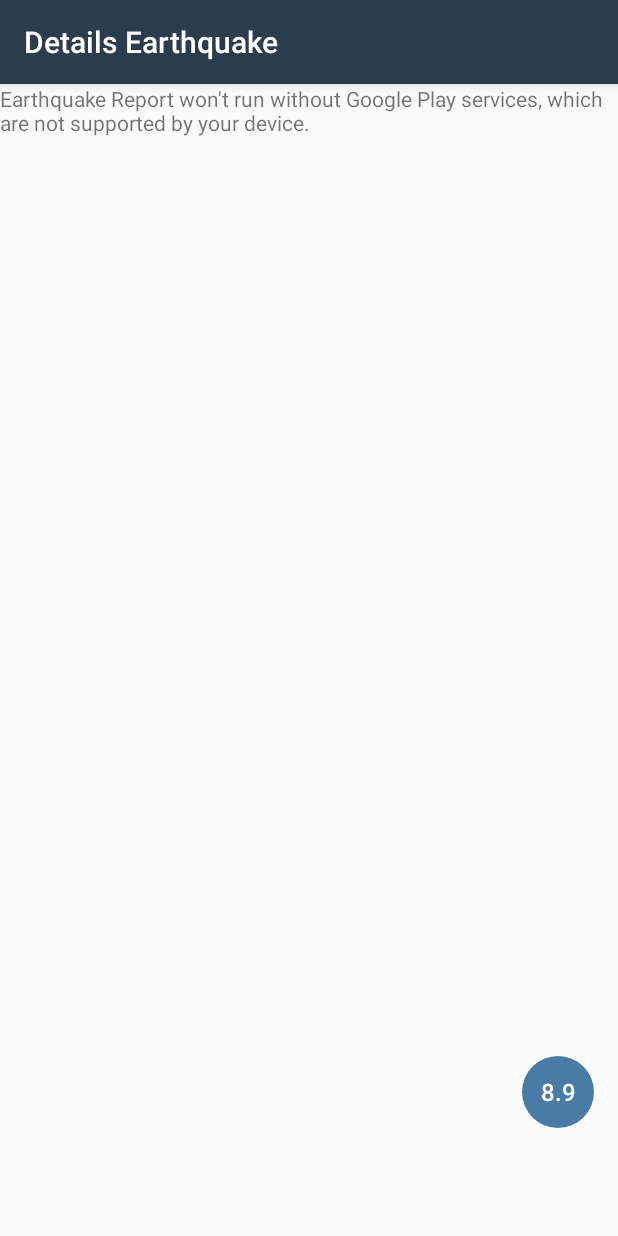
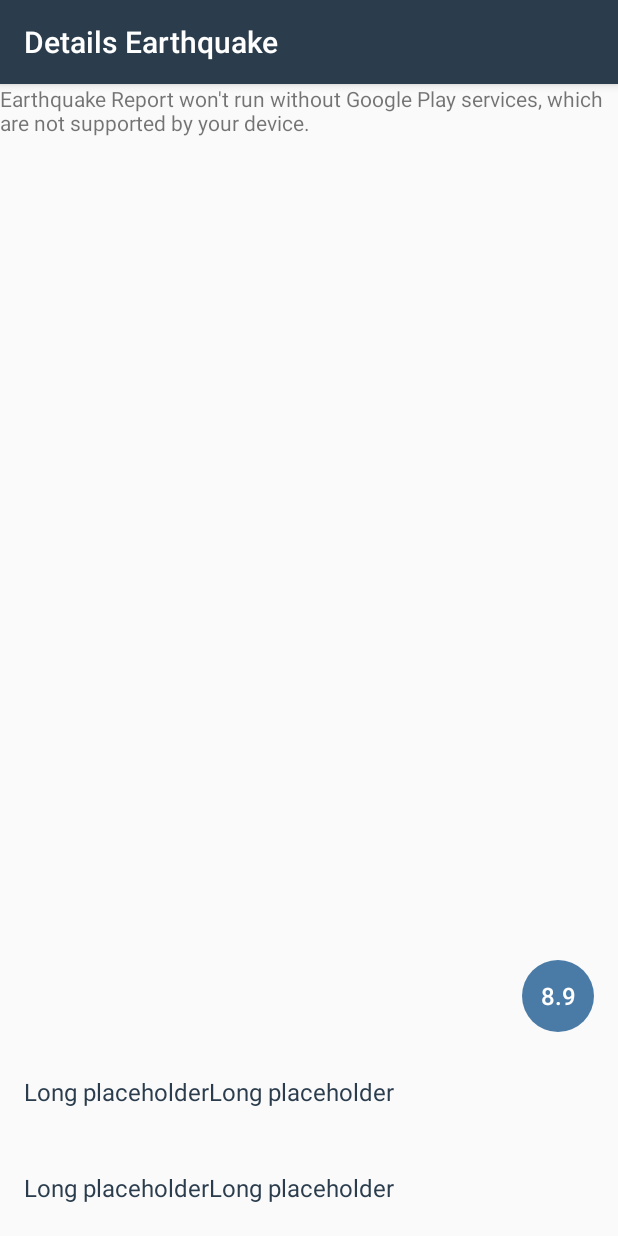
Before and after one commit to fdepedis/Earthquake, an Android app: the DetailEarthquakeActivity screen opened directly, with no data from a screen before it, on a phone screen of 412 x 824 dp. Run offline under Robolectric (Android 15) with nearby library versions, the phone set to English and light mode, and no system bars; our stand-ins replace ButterKnife.

Commit message:
Implement ViewBinding

```diff
--- a/app/build.gradle
+++ b/app/build.gradle
@@ -20,7 +20,9 @@ android {
         }
     }
 
-    dataBinding.enabled = true
+    buildFeatures {
+        viewBinding true
+    }
 }
 
 dependencies {
--- a/app/src/main/java/it/fdepedis/earthquake/activity/DetailEarthquakeActivity.java
+++ b/app/src/main/java/it/fdepedis/earthquake/activity/DetailEarthquakeActivity.java
@@ -1,15 +1,16 @@
 package it.fdepedis.earthquake.activity;
 
 import androidx.appcompat.app.AppCompatActivity;
-import androidx.databinding.DataBindingUtil;
 import butterknife.ButterKnife;
 import it.fdepedis.earthquake.R;
+import it.fdepedis.earthquake.databinding.ActivityDetailEarthquakeBinding;
 import it.fdepedis.earthquake.model.FeatureBean;
 import it.fdepedis.earthquake.utils.Utils;
 
 import android.graphics.drawable.GradientDrawable;
 import android.os.Bundle;
 import android.util.Log;
+import android.view.View;
 import android.widget.TextView;
 
 import com.google.android.gms.maps.CameraUpdateFactory;
@@ -33,30 +34,20 @@ public class DetailEarthquakeActivity extends AppCompatActivity implements Seria
     private String originalLocation;
     private String[] parts;
     private String textTitle = null;
-
-//    @BindView(R.id.dt_place_primary)
-    TextView txtPrimaryPlaceDetail;
-    //    @BindView(R.id.dt_place_loc_offset)
-    TextView txtOffsetPlaceDetail;
-    //@BindView(R.id.dt_magnitude)
-    TextView magnitudeDetail;
-/*    private ActivityDetailBinding mDetailBinding;*/
+    private ActivityDetailEarthquakeBinding mBinding;
 
     @Override
     protected void onCreate(Bundle savedInstanceState) {
         super.onCreate(savedInstanceState);
 
-        /*mDetailBinding = DataBindingUtil.setContentView(this, R.layout.activity_detail_earthquake);*/
-        setContentView(R.layout.activity_detail_earthquake);
-        //ButterKnife.bind(this);
+        // ViewBinding
+        mBinding = ActivityDetailEarthquakeBinding.inflate(getLayoutInflater());
+        View view = mBinding.getRoot();
+        setContentView(view);
 
         SupportMapFragment mapFragment = (SupportMapFragment) getSupportFragmentManager()
                 .findFragmentById(R.id.map);
         mapFragment.getMapAsync(this);
-
-        txtPrimaryPlaceDetail = findViewById(R.id.dt_place_primary);
-        txtOffsetPlaceDetail = findViewById(R.id.dt_place_loc_offset);
-        magnitudeDetail = findViewById(R.id.dt_magnitude);
 
         if (getIntent().hasExtra("position")) {
 
@@ -83,14 +74,14 @@ public class DetailEarthquakeActivity extends AppCompatActivity implements Seria
                 textTitle = parts[1];
             }
             setTitle(textTitle);
-            txtPrimaryPlaceDetail.setText(parts[0]);
-            txtOffsetPlaceDetail.setText(parts[1]);
+            mBinding.dtPlacePrimary.setText(parts[0]);
+            mBinding.dtPlaceLocOffset.setText(parts[1]);
 
             /** Format Magnitude */
             String formatMagnitude = Utils.formatMagnitude(feature.getPropertiesBean().getMag());
-            magnitudeDetail.setText(formatMagnitude);
+            mBinding.dtMagnitude.setText(formatMagnitude);
 
-            GradientDrawable magnitudeCircle = (GradientDrawable) magnitudeDetail.getBackground();
+            GradientDrawable magnitudeCircle = (GradientDrawable) mBinding.dtMagnitude.getBackground();
             int magnitudeColor = Utils.getMagnitudeColor(this, feature.getPropertiesBean().getMag());
             magnitudeCircle.setColor(magnitudeColor);
 
--- a/app/src/main/res/layout/activity_detail_earthquake.xml
+++ b/app/src/main/res/layout/activity_detail_earthquake.xml
@@ -28,6 +28,7 @@
                 android:layout_width="match_parent"
                 android:layout_height="?android:attr/listPreferredItemHeight"
                 android:layout_weight="1"
+                android:gravity="center_vertical"
                 android:orientation="vertical">
 
                 <TextView
@@ -67,23 +68,23 @@
 
             <TextView
                 android:id="@+id/dt_time_label"
-                android:layout_width="wrap_content"
-                android:layout_height="wrap_content"
-                android:ellipsize="end"
-                android:maxLines="1"
-                android:textColor="@color/textColorEarthquakeLocation"
-                android:textSize="16sp"
-                tools:text="Long placeholder" />
+                style="@style/TextBoxTheme"/>
 
             <TextView
                 android:id="@+id/dt_time_value"
-                android:layout_width="wrap_content"
-                android:layout_height="wrap_content"
-                android:ellipsize="end"
-                android:maxLines="1"
-                android:textColor="@color/textColorEarthquakeLocation"
-                android:textSize="16sp"
-                tools:text="Long placeholder " />
+                style="@style/TextBoxTheme" />
+
+        </LinearLayout>
+
+        <LinearLayout style="@style/DetailBoxTheme">
+
+            <TextView
+                android:id="@+id/dt_tipe_label"
+                style="@style/TextBoxTheme"/>
+
+            <TextView
+                android:id="@+id/dt_tipe_value"
+                style="@style/TextBoxTheme" />
 
         </LinearLayout>
 
--- a/app/src/main/res/values/strings.xml
+++ b/app/src/main/res/values/strings.xml
@@ -3,6 +3,9 @@
 <resources>
     <!-- Title for the application -->
     <string name="app_name">Earthquake Report</string>
+
+    <!-- String Placeholder -->
+    <string name="string_placeholder">Long placeholder</string>
 
     <!-- Default text to show with the earthquake location ("Near the Pacific-Antarctic Ridge")
          if no specific kilometer distance from the primary location is given -->
--- a/app/src/main/res/values/styles.xml
+++ b/app/src/main/res/values/styles.xml
@@ -18,6 +18,7 @@
         <item name="android:layout_width">match_parent</item>
         <item name="android:layout_height">?android:attr/listPreferredItemHeight</item>
         <item name="android:orientation">horizontal</item>
+        <item name="android:gravity">center_vertical</item>
         <item name="android:paddingStart">@dimen/detail_padding</item>
         <item name="android:paddingLeft">@dimen/detail_padding</item>
         <item name="android:paddingEnd">@dimen/detail_padding</item>
@@ -34,4 +35,16 @@
         <item name="android:textSize">16sp</item>
         <item name="android:text">8.9</item>
     </style>
+
+    <!-- Magnitude Box Theme -->
+    <style name="TextBoxTheme" parent="Theme.AppCompat.NoActionBar">
+        <item name="android:layout_width">wrap_content</item>
+        <item name="android:layout_height">wrap_content</item>
+        <item name="android:ellipsize">end</item>
+        <item name="android:maxLines">1</item>
+        <item name="android:textColor">@color/textColorEarthquakeLocation</item>
+        <item name="android:textSize">16sp</item>
+        <item name="android:text">@string/string_placeholder</item>
+    </style>
+
 </resources>
```
